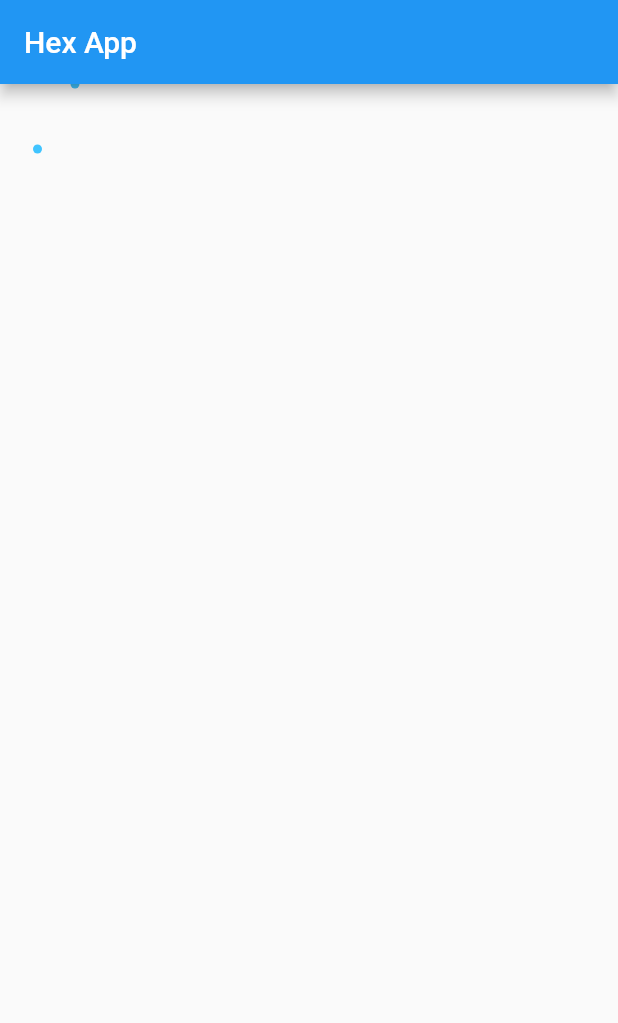
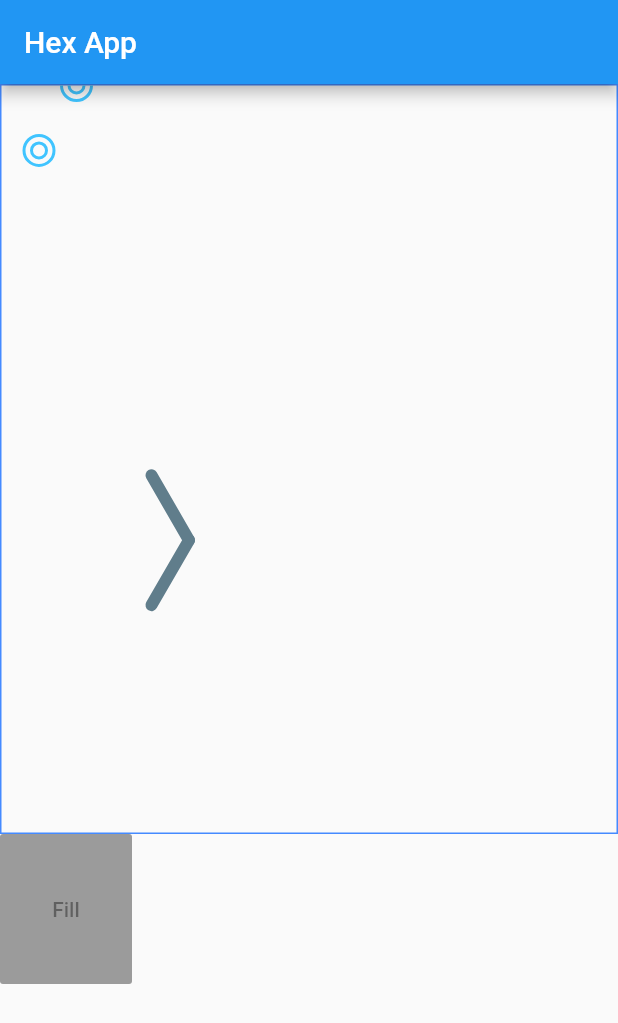
Before and after one commit to pcaston2/HexApp, a Flutter app: the screen it shows after launch, on a phone screen of 412 x 824 dp. Shown: the top 1023 px of the screen. Run offline on Flutter 3.47's test engine with Material 2 defaults, Android fonts, the phone set to English and light mode, and no system bars.

Commit message:
Can start to draw on the board

```diff
--- /dev/null
+++ b/lib/board.dart
@@ -0,0 +1,33 @@
+import 'dart:collection';
+
+
+import 'hex.dart';
+import 'piece.dart';
+
+class Board {
+  var _map = new HashMap<Hex, List<Piece>>();
+  Iterable<Hex> get keys => _map.keys;
+  Board.sample() {
+    putPiece(new Edge(EdgeType.West, 2,2), new EdgePiece());
+    putPiece(new Edge(EdgeType.East, 1,3), new EdgePiece());
+  }
+
+  void putPiece(Hex hex, Piece piece) {
+        _map.putIfAbsent(hex, () => new List<Piece>.empty(growable: true));
+        var pieces = _map[hex];
+        if (hex.runtimeType == Hex && piece is EdgePiece) {
+          hex.edges.forEach((Edge e) => putPiece(e, piece));
+        }
+        pieces.removeWhere((p) => p.runtimeType == piece.runtimeType);
+        pieces.add(piece);
+  }
+
+  List<Piece> getPiecesAt(Hex hex) {
+    if (_map.containsKey(hex)) {
+      return _map[hex];
+    } else {
+      return new List<Piece>.empty();
+    }
+  }
+
+}
--- a/lib/main.dart
+++ b/lib/main.dart
@@ -8,14 +8,23 @@ import 'package:flutter/foundation.dart';
 // field. The field is of the type `SingingCharacter`, an enum.
 
 import 'package:flutter/material.dart';
+import 'package:flutter/rendering.dart';
 
 import 'dart:ui' as ui;
+import 'piece.dart';
+import 'board.dart';
 
 import 'hex.dart';
 
 void main() => runApp(HexApp());
 
-Point movement;
+class GameState {
+  Board board = Board.sample();
+  Hex pointer = Hex.origin();
+  Piece piece = EdgePiece();
+
+}
+
 
 /// This is the main application widget.
 class HexApp extends StatelessWidget {
@@ -40,17 +49,17 @@ class HexWidget extends StatefulWidget {
 }
 
 class _HexWidgetState extends State<HexWidget> {
-  ValueNotifier<Hex> _hex;
+  ValueNotifier<GameState> _gameState;
 
   @override
   void initState() {
-    _hex = ValueNotifier<Hex>(Hex.origin());
+    _gameState = ValueNotifier<GameState>(GameState());
     super.initState();
   }
 
   @override
   void dispose() {
-    _hex.dispose();
+    _gameState.dispose();
     super.dispose();
   }
 
@@ -59,19 +68,22 @@ class _HexWidgetState extends State<HexWidget> {
   @override
   Widget build(BuildContext context) {
     return ValueListenableBuilder(
-        valueListenable: _hex,
+        valueListenable: _gameState,
         builder: (context, value, child) =>
-        InteractiveViewer(
-            boundaryMargin: EdgeInsets.all(20.0),
-            minScale:0.5,
-            maxScale:1.5,
-            child: GestureDetector(
+        ListView(
+          children: [
+            GestureDetector(
                 behavior: HitTestBehavior.translucent,
 
                 onTapUp: (details) {
                   Point p = new Point(details.localPosition.dx, details.localPosition.dy);
                   Hex h = Hex.GetHexPartFromPoint(p);
-                    _hex.value = h;
+                  //_gameState.value.pointer = h;
+                  setState(() => _gameState.value.pointer = h);
+                },
+                onLongPressEnd: (details) {
+                  _gameState.value.board.putPiece(_gameState.value.pointer, _gameState.value.piece);
+                  setState(() => _gameState);
                 },
                 /*
                   onPanStart: (details) {
@@ -103,8 +115,33 @@ class _HexWidgetState extends State<HexWidget> {
                   },
                   */
                 child:
-                      CustomPaint(size: Size(500,500), painter: HexPainter(_hex.value))
+                  new Container(
+                      height: 500,
+                      width: 500,
+                      decoration: BoxDecoration(
+                        border: Border.all(color: Colors.blueAccent),
+                      ),
+                      child:
+                          CustomPaint(painter: HexPainter(_gameState.value))
+
+                  ),
+
+
+            ),
+            SizedBox(
+              height: 100,
+              child: ListView(
+                scrollDirection: Axis.horizontal,
+                children: [
+                  RaisedButton(
+                    child: Text(
+                      'Fill'
                     )
+                  )
+                ]
+              )
+            )
+          ]
         )
     );
 
@@ -178,15 +215,33 @@ CustomPaint( //                       <-- CustomPaint widget
 
 class HexPainter extends CustomPainter {
   //         <-- CustomPainter class
-  HexPainter(this._hex);
-  Hex _hex = new Hex.origin();
+
+  GameState _gameState;
+  HexPainter(this._gameState);
   @override
   void paint(Canvas canvas, Size size) {
+
+
+    for(Hex hex in _gameState.board.keys) {
+      for(var piece in _gameState.board.getPiecesAt(hex)) {
+        if (piece is EdgePiece) {
+          final piecePaint = Paint()
+            ..color = Colors.blueGrey
+            ..strokeWidth = 8
+            ..strokeCap = StrokeCap.round;
+          List<Offset> pieceOffset = <Offset>[];
+          hex.vertices.forEach((Point p) => pieceOffset.add(new Offset(hex.point.x + p.x, hex.point.y + p.y)));
+          canvas.drawLine(pieceOffset[0],pieceOffset[1], piecePaint);
+        }
+      }
+    }
+
+    canvas.clipRect(new Rect.fromLTWH(0,0,size.width, size.height));
     print("Painting...");
     final pointMode = ui.PointMode.points;
-    List<Offset> offsets = new List<Offset>();
-    for (var vertex in _hex.vertices) {
-      offsets.add(new Offset(_hex.point.x + vertex.x, _hex.point.y - vertex.y));
+    List<Offset> offsets = <Offset>[];
+    for (var vertex in _gameState.pointer.vertices) {
+      offsets.add(new Offset(_gameState.pointer.point.x + vertex.x, _gameState.pointer.point.y - vertex.y));
     }
     /*
     var east = _hex.point + vertex[VertexDirection.East];
@@ -206,9 +261,20 @@ class HexPainter extends CustomPainter {
     */
     final paint = Paint()
       ..color = Colors.lightBlueAccent
-      ..strokeWidth = 6
-      ..strokeCap = StrokeCap.round;
-    canvas.drawPoints(pointMode, offsets, paint);
+      ..strokeWidth = 2
+      ..style = PaintingStyle.stroke;
+    offsets.forEach((Offset offset) => canvas.drawCircle(offset, 5, paint));
+    offsets.forEach((Offset offset) => canvas.drawCircle(offset, 10, paint));
+
+
+    /*
+    final fill = Paint()
+      ..color = Colors.yellowAccent
+      ..style = PaintingStyle.stroke;
+    canvas.drawRect(Offset.zero & size, fill);
+    */
+
+
   }
 
   @override
--- /dev/null
+++ b/lib/piece.dart
@@ -0,0 +1,10 @@
+import 'hex.dart';
+
+class Piece {
+
+
+}
+
+class EdgePiece extends Piece {
+
+}
```
Also changed, not shown: lib/hex.dart (+94 -50 lines). Lines whose indentation alone changed are shown as unchanged.
